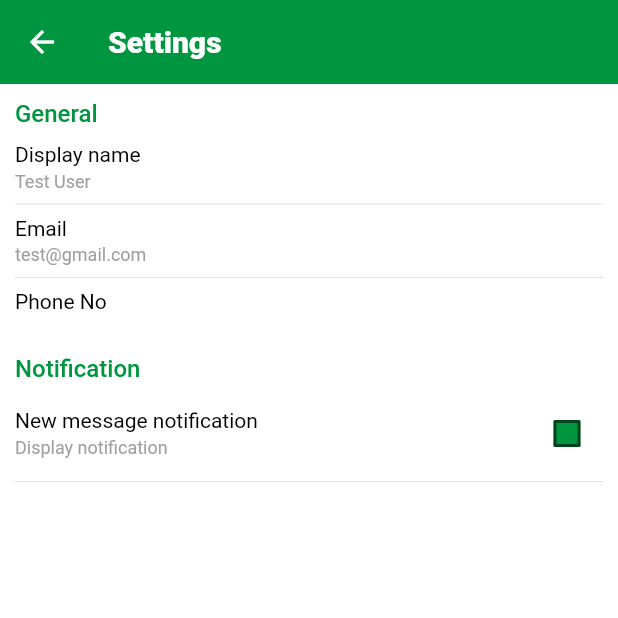
After one commit to developer-bhumika/ishwarpharma, a Flutter app: the SettingScreen screen opened directly, on a phone screen of 412 x 824 dp, the top half of it. The commit adds this screen. Run offline on Flutter 3.47's test engine with Material 2 defaults, Android fonts, the phone set to English and light mode, and no system bars; our stand-ins replace dio, get, get_it; generated files the repository leaves out were written again; network calls fail.

Commit message:
setting , about us, product api done

```diff
--- /dev/null
+++ b/lib/controller/setting_controller.dart
@@ -0,0 +1,5 @@
+import 'package:get/get.dart';
+
+class SettingController extends GetxController {
+  RxBool notification = false.obs;
+}
--- /dev/null
+++ b/lib/view/common_widget/common_tile.dart
@@ -0,0 +1,24 @@
+import 'package:flutter/material.dart';
+import 'package:ishwarpharma/view/common_widget/common_text.dart';
+
+class CommonTile extends StatelessWidget {
+  String? title;
+  String? subTitle;
+  CommonTile({Key? key, this.title, this.subTitle}) : super(key: key);
+
+  @override
+  Widget build(BuildContext context) {
+    return Column(
+      crossAxisAlignment: CrossAxisAlignment.start,
+      children: [
+        CommonText(text: title ?? ""),
+        const SizedBox(height: 3),
+        CommonText(
+          text: subTitle ?? "",
+          fontSize: 12,
+          color: Colors.grey,
+        ),
+      ],
+    );
+  }
+}
--- /dev/null
+++ b/lib/view/setting/setting_screen.dart
@@ -0,0 +1,80 @@
+import 'package:flutter/material.dart';
+import 'package:get/get.dart';
+import 'package:ishwarpharma/controller/setting_controller.dart';
+import 'package:ishwarpharma/utils/constant.dart';
+import 'package:ishwarpharma/view/common_widget/common_text.dart';
+import 'package:ishwarpharma/view/common_widget/common_tile.dart';
+
+class SettingScreen extends StatelessWidget {
+  final settingController = Get.put<SettingController>(SettingController());
+
+  SettingScreen({Key? key}) : super(key: key);
+
+  @override
+  Widget build(BuildContext context) {
+    return Scaffold(
+      appBar: AppBar(
+        elevation: 0,
+        title: const CommonText(
+          text: "Settings",
+          color: AppColor.white,
+          fontWeight: FontWeight.w800,
+          fontSize: 20,
+        ),
+      ),
+      body: Padding(
+        padding: const EdgeInsets.all(10.0),
+        child: Column(
+          crossAxisAlignment: CrossAxisAlignment.start,
+          children: [
+            const CommonText(
+              text: "General",
+              color: AppColor.primaryColor,
+              fontWeight: FontWeight.w500,
+              fontSize: 16,
+            ),
+            const SizedBox(height: 10),
+            CommonTile(
+              title: "Display name",
+              subTitle: "Test User",
+            ),
+            const Divider(),
+            CommonTile(
+              title: "Email",
+              subTitle: "test@gmail.com",
+            ),
+            const Divider(),
+            CommonTile(title: "Phone No"),
+            const SizedBox(height: 10),
+            const CommonText(
+              text: "Notification",
+              color: AppColor.primaryColor,
+              fontWeight: FontWeight.w500,
+              fontSize: 16,
+            ),
+            const SizedBox(height: 10),
+            Row(
+              mainAxisAlignment: MainAxisAlignment.spaceBetween,
+              children: [
+                CommonTile(
+                  title: "New message notification",
+                  subTitle: "Display notification",
+                ),
+                Obx(
+                  () => Checkbox(
+                    value: settingController.notification.value,
+                    fillColor: MaterialStateProperty.all(AppColor.primaryColor),
+                    onChanged: (v) {
+                      settingController.notification.value = v!;
+                    },
+                  ),
+                )
+              ],
+            ),
+            const Divider(),
+          ],
+        ),
+      ),
+    );
+  }
+}
```
Also changed, not shown: lib/view/about_us_screen.dart (added, +66 -0 lines), lib/view/common_widget/product_card.dart (+8 -1 lines), lib/view/dashboard/dashboard.dart (+23 -8 lines).
